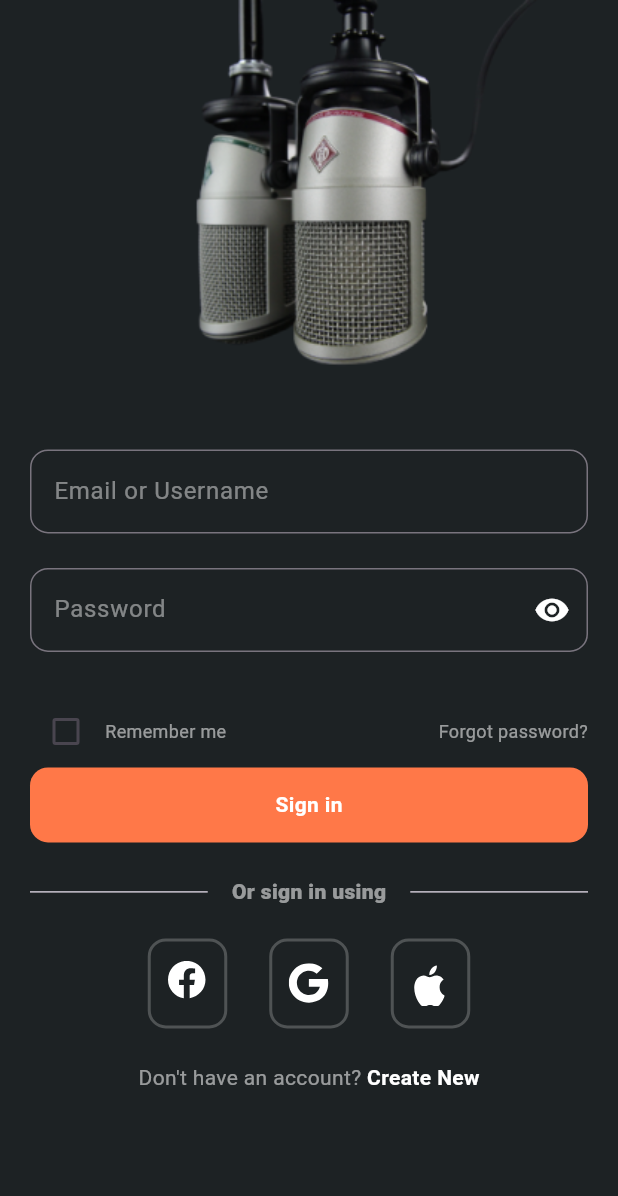
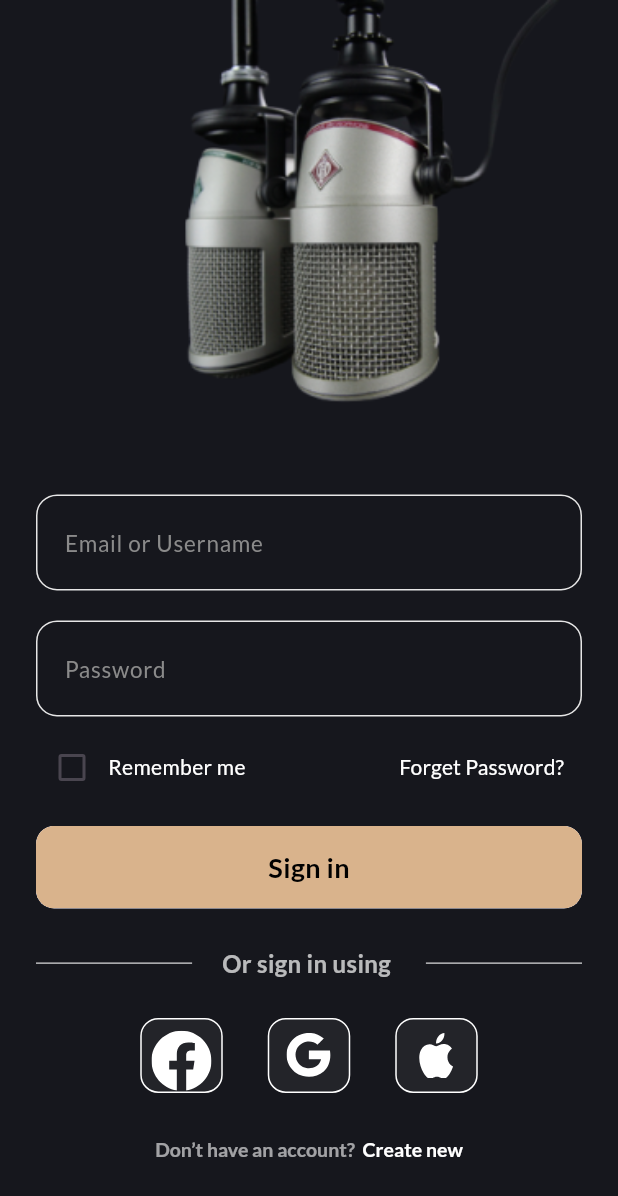
Before and after one commit to TamynatorSama/Beamify-Creator, a Flutter app: the screen it shows after launch, after a tap on "Start", on a phone screen of 412 x 824 dp. Shown: the top 1196 px of the screen. Run offline on Flutter 3.47's test engine with Material 3 defaults, Android fonts, the phone set to English and light mode, and no system bars; our stand-ins replace device_preview, flutter_bloc, flutter_svg, google_fonts, google_sign_in; missing offline and left inert: flutter_facebook_auth; accounts and stored records are empty.

Commit message:
feat: created more utils

```diff
--- /dev/null
+++ b/lib/shared/social_auth_button.dart
@@ -0,0 +1,19 @@
+import 'package:flutter/material.dart';
+import 'package:flutter_svg/flutter_svg.dart';
+
+Widget buildSocialLogins(String icon,{Function()? onTap}) => GestureDetector(
+    onTap: onTap,
+    child: Container(
+        height: 50,
+        width: 55,
+        clipBehavior: Clip.none,
+        alignment: Alignment.center,
+        padding: EdgeInsets.only(top: icon.contains("facebook")?7 :0),
+        decoration: BoxDecoration(
+          color: const Color(0xff232429),
+          border: Border.all(width: 1,color: Colors.white),
+          borderRadius: BorderRadius.circular(12)
+        ),
+        child: SvgPicture.asset(icon,height: icon.contains("facebook")?40 :30,width: icon.contains("facebook")?40 :30,),
+      ),
+  );
--- /dev/null
+++ b/lib/shared/utils/app_theme.dart
@@ -0,0 +1,35 @@
+import 'package:flutter/material.dart';
+import 'package:google_fonts/google_fonts.dart';
+
+class AppTheme {
+  static const Color backgroundColor = Color(0xff16171D);
+  static const Color primaryColor = Color(0xffD9B38C);
+  // static const Color primaryColor = Color(0xffD9B38C);
+
+  static TextStyle logoTextStyle = GoogleFonts.lato(
+    color: Colors.white,
+    fontWeight: FontWeight.w700,
+    fontSize: 40
+  );
+  static TextStyle headerStyle = GoogleFonts.lato(
+    color: Colors.white,
+    fontWeight: FontWeight.w700,
+    fontSize: 24
+  );
+
+  static TextStyle bodyText = GoogleFonts.lato(
+    color: Colors.white,
+    fontWeight: FontWeight.w500,
+    fontSize: 16
+  );
+  static TextStyle bodyTextLight = GoogleFonts.lato(
+    color: const Color(0xff8a8b8e),
+    fontWeight: FontWeight.w500,
+    fontSize: 16
+  );
+  static TextStyle buttonStyle = GoogleFonts.lato(
+    color: Colors.black,
+    fontWeight: FontWeight.w600,
+    fontSize: 18
+  );
+}
--- /dev/null
+++ b/lib/shared/utils/custom_button.dart
@@ -0,0 +1,44 @@
+import 'package:beamify_creator/shared/utils/app_theme.dart';
+import 'package:flutter/material.dart';
+
+class CustomButton extends StatefulWidget {
+  final Function()? onTap;
+  final double? maxWidth;
+  final String text;
+  const CustomButton(
+      {super.key, this.onTap, required this.text, this.maxWidth});
+
+  @override
+  State<CustomButton> createState() => _CustomButtonState();
+}
+
+class _CustomButtonState extends State<CustomButton> {
+  @override
+  Widget build(BuildContext context) {
+    return ConstrainedBox(
+      constraints:
+          BoxConstraints(maxWidth: widget.maxWidth ?? double.maxFinite),
+      child: Material(
+        clipBehavior: Clip.hardEdge,
+        borderRadius: BorderRadius.circular(12),
+        child: InkWell(
+          onTap: widget.onTap,
+          splashColor: const Color.fromARGB(46, 255, 255, 255),
+          child: Ink(
+              width: double.maxFinite,
+              height: 55,
+              decoration: BoxDecoration(
+                color: AppTheme.primaryColor,
+                borderRadius: BorderRadius.circular(12),
+              ),
+              child: Center(
+                child: Text(
+                  widget.text,
+                  style: AppTheme.buttonStyle,
+                ),
+              )),
+        ),
+      ),
+    );
+  }
+}
--- a/lib/shared/utils/custom_input_field.dart
+++ b/lib/shared/utils/custom_input_field.dart
@@ -1,6 +1,7 @@
 // ignore_for_file: prefer_if_null_operators
 import 'package:flutter/material.dart';
 import 'package:flutter/services.dart';
+import 'package:google_fonts/google_fonts.dart';
 
 class CustomInputField extends StatefulWidget {
   final TextEditingController controller;
@@ -58,7 +59,7 @@ class _CustomInputFieldState extends State<CustomInputField> {
         readOnly: widget.readOnly ?? false,
         autovalidateMode: AutovalidateMode.onUserInteraction,
         obscureText: widget.isPassword ? obscurePassword : false,
-        cursorColor: AppTheme.primaryColor,
+        cursorColor:const  Color(0xffD9B38C),
         onChanged: widget.onChange,
         inputFormatters: widget.formatter,
         validator: widget.validator ??
@@ -69,7 +70,11 @@ class _CustomInputFieldState extends State<CustomInputField> {
               return null;
             },
         decoration: widget.decoration.copyWith(
-            hintStyle: AppTheme.bodyText
+            hintStyle: GoogleFonts.lato(
+    color: Colors.white,
+    fontWeight: FontWeight.w500,
+    fontSize: 16
+  )
                 .copyWith(fontSize: 15, color: const Color(0xff8A8A8A)),
             hintText: widget.hintText,
             contentPadding:
@@ -119,6 +124,10 @@ class _CustomInputFieldState extends State<CustomInputField> {
             enabledBorder: widget.noBorders?InputBorder.none: OutlineInputBorder(
                 borderRadius: BorderRadius.circular(14),
                 borderSide: const BorderSide(color: Color(0xffE6E6E6)))),
-        style: AppTheme.bodyText.copyWith(fontWeight: FontWeight.w700));
+        style: GoogleFonts.lato(
+    color: Colors.white,
+    fontWeight: FontWeight.w500,
+    fontSize: 16
+  ).copyWith(fontWeight: FontWeight.w700));
   }
 }
--- a/lib/views/pages/onboarding/login.dart
+++ b/lib/views/pages/onboarding/login.dart
@@ -1,11 +1,10 @@
-import 'package:beamify_creator/controller/state_manager/bloc/auth_bloc.dart';
-import 'package:beamify_creator/controller/state_manager/events/auth_event.dart';
+import 'package:beamify_creator/shared/social_auth_button.dart';
+import 'package:beamify_creator/shared/utils/app_theme.dart';
+import 'package:beamify_creator/shared/utils/custom_button.dart';
+import 'package:beamify_creator/shared/utils/custom_input_field.dart';
 import 'package:beamify_creator/views/pages/onboarding/sign_up.dart';
 import 'package:beamify_creator/views/home.dart';
-import 'package:beamify_creator/views/pages/onboarding/reusables/widgets/auth_screen_widgets.dart';
 import 'package:flutter/material.dart';
-import 'package:flutter_bloc/flutter_bloc.dart';
-import 'package:flutter_svg/svg.dart';
 
 class LoginPage extends StatefulWidget {
   const LoginPage({super.key});
@@ -28,166 +27,154 @@ class _LoginPageState extends State<LoginPage> {
   }
 
 
+  bool rememberMe = false;
+
   @override
   Widget build(BuildContext context) {
     return Scaffold(
-      backgroundColor: const Color(0xFF1D2224),
-      resizeToAvoidBottomInset: true,
-      body:
-      Padding(
-        padding: const EdgeInsets.symmetric(
-          horizontal: 20.0,
+        backgroundColor: AppTheme.backgroundColor,
+        body: Padding(
+            padding: const EdgeInsets.symmetric(horizontal: 24),
+            child: LayoutBuilder(
+                builder: (context, constraints) => SingleChildScrollView(
+                        child: ConstrainedBox(
+                      constraints:
+                          BoxConstraints(minHeight: constraints.maxHeight),
+                      child: IntrinsicHeight(
+                        child: Column(children: [
+                          Image.asset(
+                            "assets/images/microphones.png",
+                            fit: BoxFit.cover,
+                            height: MediaQuery.of(context).size.height * 0.4,
                           ),
-        child: LayoutBuilder(
-          builder: (context, constraints) => ConstrainedBox(constraints: BoxConstraints(
-            minHeight: constraints.maxHeight,
-          )
-          ,
-          child: IntrinsicHeight(
-            child: SingleChildScrollView(
+                          Form(
                               child: Column(
                             children: [
-            SizedBox(height: MediaQuery.of(context).padding.top),
-            SizedBox(
-              child: Image.asset(
-                'assets/images/microphones.png',
+                              CustomInputField(
+                                  hintText: "Email or Username",
+                                  controller: TextEditingController()),
+                              const SizedBox(
+                                height: 20,
                               ),
-            ),
-            SizedBox(
-              child: customTextField(hintText: 'Email or Username',ctrl: emailController),
+                              CustomInputField(
+                                hintText: "Password",
+                                controller: TextEditingController(),
+                                isPassword: true,
                               ),
                               const SizedBox(
-              height: 23,
-            ),
-            customTextField(isPassword: true, hintText: 'Password',ctrl: passwordController),
-            const SizedBox(
-              height: 29,
+                                height: 10,
                               ),
                               Row(
+                                mainAxisAlignment:
+                                    MainAxisAlignment.spaceBetween,
+                                crossAxisAlignment: CrossAxisAlignment.center,
                                 children: [
                                   Row(
                                     children: [
                                       Checkbox(
-                      value: false,
-                      onChanged: (_) {},
-                    ),
-                    const SizedBox(
-                      width: 2,
-                    ),
+                                          value: rememberMe,
+                                          activeColor: AppTheme.primaryColor,
+                                          checkColor: Colors.black,
+                                          onChanged: (value) {
+                                            rememberMe = value ?? false;
+                                            setState(() {});
+                                          }),
                                       Text(
-                      'Remember me',
-                      style: TextStyle(
-                        color: Colors.white.withOpacity(0.55),
-                        fontSize: 12,
-                      ),
+                                        "Remember me",
+                                        style: AppTheme.bodyText
+                                            .copyWith(fontSize: 14),
                                       )
                                     ],
                                   ),
-                const Spacer(),
-                Text(
-                  'Forgot password?',
-                  style: TextStyle(
-                    color: Colors.white.withOpacity(0.55),
-                    fontSize: 12,
+                                  TextButton(
+                                      onPressed: () {},
+                                      child: Text(
+                                        "Forget Password?",
+                                        style: AppTheme.bodyText
+                                            .copyWith(fontSize: 14),
+                                      ))
+                                ],
+                              ),
+                            ],
+                          )),
+                          const SizedBox(
+                            height: 15,
+                          ),
+                          CustomButton(
+                              text: "Sign in",
+                              onTap: () {
+                               Navigator.of(context).push(MaterialPageRoute(
+                    builder: (context) => const CreatorHome()));
+                              }),
+                          const SizedBox(
+                            height: 25,
+                          ),
+                          Opacity(
+                            opacity: 0.7,
+                            child: Row(
+                              children: [
+                                Expanded(
+                                    child: Container(
+                                  height: 1,
+                                  color: Colors.white,
+                                )),
+                                Padding(
+                                  padding: const EdgeInsets.symmetric(
+                                      horizontal: 20),
+                                  child: Text(
+                                    "Or sign in using ",
+                                    style: AppTheme.bodyText
+                                        .copyWith(fontWeight: FontWeight.w700),
                                   ),
                                 ),
+                                Expanded(
+                                    child: Container(
+                                  height: 1,
+                                  color: Colors.white,
+                                ))
                               ],
+                            ),
+                          ),
+                          const SizedBox(
+                            height: 25,
+                          ),
+                          Wrap(
+                            spacing: 30,
+                            children: [
+                              buildSocialLogins("assets/images/facebook.svg"),
+                              buildSocialLogins("assets/images/google.svg"),
+                              buildSocialLogins("assets/images/apple.svg")
+                            ],
+                          ),
+                          const SizedBox(
+                            height: 30,
                           ),
                           InkWell(
                             onTap: () {
-                context.read<AuthBloc>().add(LoginEvent(email: emailController.text, password: passwordController.text));
-                // Navigator.of(context).push(
-                //   MaterialPageRoute(
-                //     builder: (_) => const CreatorHome(),
-                //   ),
-                // );
+                              Navigator.of(context).push(MaterialPageRoute(
+                    builder: (context) => const SignUp()));
                             },
-              child: customButton(txt: 'Sign in'),
+                            child: RichText(
+                                text: TextSpan(
+                                    children: [
+                                  const TextSpan(
+                                      text: "Don’t have an account? "),
+                                  TextSpan(
+                                      text: " Create new",
+                                      style: AppTheme.bodyText.copyWith(
+                                          fontSize: 13,
+                                          fontWeight: FontWeight.w600))
+                                ],
+                                    style: AppTheme.bodyText.copyWith(
+                                        fontSize: 13,
+                                        color: Colors.white.withOpacity(0.6),
+                                        fontWeight: FontWeight.w600))),
                           ),
-            const SizedBox(height: 23),
-            Row(
-              children: [
-                const Expanded(child: Divider()),
-                const SizedBox(
-                  width: 16,
+                          SizedBox(
+                            height: MediaQuery.of(context).padding.bottom + 20,
                           ),
-                Text(
-                  'Or sign in using',
-                  style: TextStyle(
-                    color: Colors.white.withOpacity(0.55),
-                    fontWeight: FontWeight.w800,
+                        ]),
                       ),
-                ),
-                const SizedBox(
-                  width: 16,
-                ),
-                const Expanded(child: Divider()),
-              ],
-            ),
-            const SizedBox(
-              height: 21,
-            ),
-            Row(
-              mainAxisAlignment: MainAxisAlignment.center,
-              children: [
-                loginTiles(
-                  SvgPicture.string(
-                    '<svg width="30" height="30" viewBox="0 0 30 30" fill="none" xmlns="http://www.w3.org/2000/svg"><path d="M14.5 0C7.625 0 2 5.6125 2 12.525C2 18.775 6.575 23.9625 12.55 24.9V16.15H9.375V12.525H12.55V9.7625C12.55 6.625 14.4125 4.9 17.275 4.9C18.6375 4.9 20.0625 5.1375 20.0625 5.1375V8.225H18.4875C16.9375 8.225 16.45 9.1875 16.45 10.175V12.525H19.925L19.3625 16.15H16.45V24.9C19.3955 24.4348 22.0777 22.9319 24.0124 20.6625C25.947 18.3933 27.0068 15.507 27 12.525C27 5.6125 21.375 0 14.5 0Z" fill="white"/></svg>',
-                  ),
-                ),
-                const SizedBox(width: 28),
-                loginTiles(
-                  SvgPicture.string(
-                    '<svg width="27" height="27" viewBox="0 0 27 27" fill="none" xmlns="http://www.w3.org/2000/svg"><path fill-rule="evenodd" clip-rule="evenodd" d="M26.0743 10.539H13.4325C13.4325 11.855 13.4325 14.4868 13.4244 15.8028H20.75C20.4693 17.1188 19.474 18.9615 18.0677 19.8893C18.0677 19.8893 18.0651 19.897 18.0624 19.8957C16.1927 21.1314 13.7253 21.4118 11.8932 21.0434C9.02156 20.4722 6.74891 18.3875 5.82616 15.7398C5.83153 15.7358 5.83558 15.6993 5.83961 15.6967C5.26205 14.0543 5.26205 11.855 5.83961 10.539H5.83827C6.58238 8.12025 8.92349 5.91343 11.7992 5.30939C14.1121 4.81852 16.7219 5.3499 18.6413 7.14755C18.8965 6.89751 22.1738 3.69451 22.4196 3.43394C15.8623 -2.51041 5.36278 -0.419355 1.43403 7.25685H1.43269C1.43269 7.25685 1.43404 7.25716 1.42598 7.27163C-0.517571 11.042 -0.436983 15.4846 1.43941 19.0747C1.43404 19.0786 1.43001 19.081 1.42598 19.085C3.12643 22.3881 6.22107 24.9213 9.94969 25.886C13.9107 26.9256 18.9515 26.215 22.3282 23.158L22.3323 23.1618C25.1932 20.5825 26.9742 16.1886 26.0743 10.539Z" fill="white"/></svg>',
-                  ),
-                ),
-                const SizedBox(width: 28),
-                loginTiles(
-                  SvgPicture.string(
-                    '<svg width="30" height="30" viewBox="0 0 30 30" fill="none" xmlns="http://www.w3.org/2000/svg"><g clip-path="url(#clip0_280_1995)"><path fill-rule="evenodd" clip-rule="evenodd" d="M17.9381 7.47776C18.8071 6.32171 19.3929 4.71157 19.2326 3.10953C17.9803 3.16425 16.4652 4.02774 15.5673 5.18242C14.7609 6.20712 14.057 7.84445 14.2462 9.41503C15.6432 9.53405 17.0691 8.63516 17.9381 7.47776ZM21.0707 17.6458C21.1057 21.787 24.3733 23.1646 24.4094 23.1824C24.3829 23.2795 23.8875 25.1453 22.6882 27.0743C21.6505 28.7407 20.5741 30.4003 18.8782 30.4358C17.2125 30.47 16.6761 29.3496 14.7705 29.3496C12.8662 29.3496 12.2707 30.4001 10.6942 30.4699C9.05737 30.5369 7.80987 28.6671 6.76486 27.0062C4.62664 23.6092 2.99344 17.4065 5.18711 13.2201C6.27671 11.142 8.22329 9.82397 10.3374 9.79113C11.9441 9.75693 13.4616 10.9802 14.4439 10.9802C15.4262 10.9802 17.2704 9.5095 19.2085 9.72567C20.0197 9.76261 22.2977 10.0854 23.7598 12.4399C23.6416 12.5206 21.0418 14.1845 21.0707 17.6458Z" fill="white"/></g><defs><clipPath id="clip0_280_1995"><rect width="30" height="30" fill="white"/></clipPath></defs></svg>',
-                  ),
-                ),
-              ],
-            ),
-            const SizedBox(
-              height: 23,
-            ),
-            InkWell(
-              onTap: () {
-                Navigator.of(context).pushAndRemoveUntil(
-                  MaterialPageRoute(
-                    builder: (_) => const SignUp(),
-                  ),
-                  (_) => false,
-                );
-              },
-              child: Row(
-                mainAxisAlignment: MainAxisAlignment.center,
-                children: [
-                  Text(
-                    'Don\'t have an account? ',
-                    style: TextStyle(
-                      color: Colors.white.withOpacity(0.55),
-                    ),
-                  ),
-                  const Text(
-                    'Create New',
-                    style: TextStyle(
-                      color: Colors.white,
-                      fontWeight: FontWeight.bold,
-                    ),
-                  ),
-                ],
-              ),
-            )
-
-          ],
-        ),
-            ),
-          ),
-          ),
-        )
-      ),
-    );
+                    )))));
   }
 }
--- a/pubspec.yaml
+++ b/pubspec.yaml
@@ -17,6 +17,7 @@ dependencies:
   http: ^1.2.0
   flutter_secure_storage: ^9.0.0
   device_preview: ^1.1.0
+  google_fonts: 6.1.0
 
 dev_dependencies:
   flutter_test:
```
Also changed, not shown: assets/images/apple.svg (added), assets/images/facebook.svg (added), assets/images/google.svg (added), pubspec.lock. Lines whose indentation alone changed are shown as unchanged.
